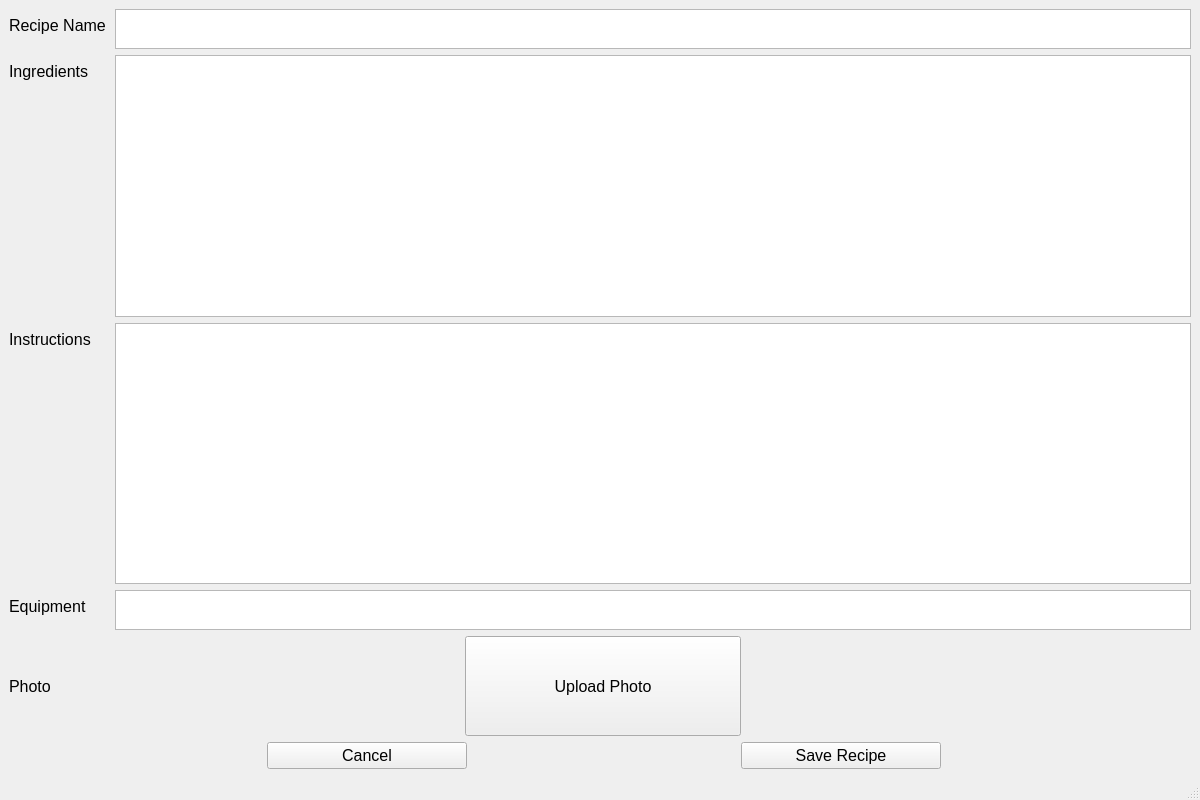
This is recipe_editor.ui in sgomez14/team-cook2 as Qt 5 draws it before an edit. The edited form follows.
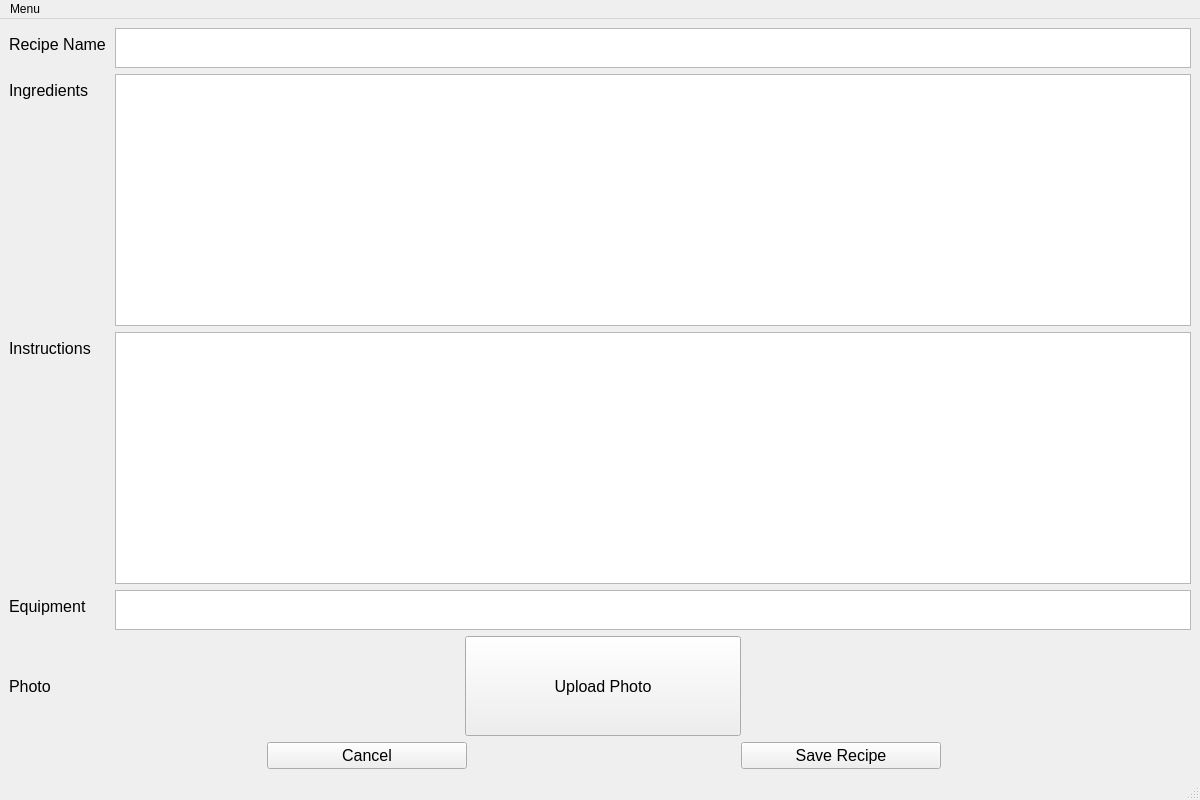
This is the edited form. Icons and pictures are not drawn.

What changed in the file:
```diff
--- a/recipe_editor.ui
+++ b/recipe_editor.ui
@@ -373,6 +373,15 @@
      <height>21</height>
     </rect>
    </property>
+   <widget class="QMenu" name="menuMenu">
+    <property name="title">
+     <string>Menu</string>
+    </property>
+    <addaction name="actionHome"/>
+    <addaction name="actionSearch"/>
+    <addaction name="actionCancel"/>
+   </widget>
+   <addaction name="menuMenu"/>
   </widget>
   <widget class="QStatusBar" name="statusbar"/>
  </widget>
```
Left out of the diff: 41 changed lines with no effect on the pictures.
